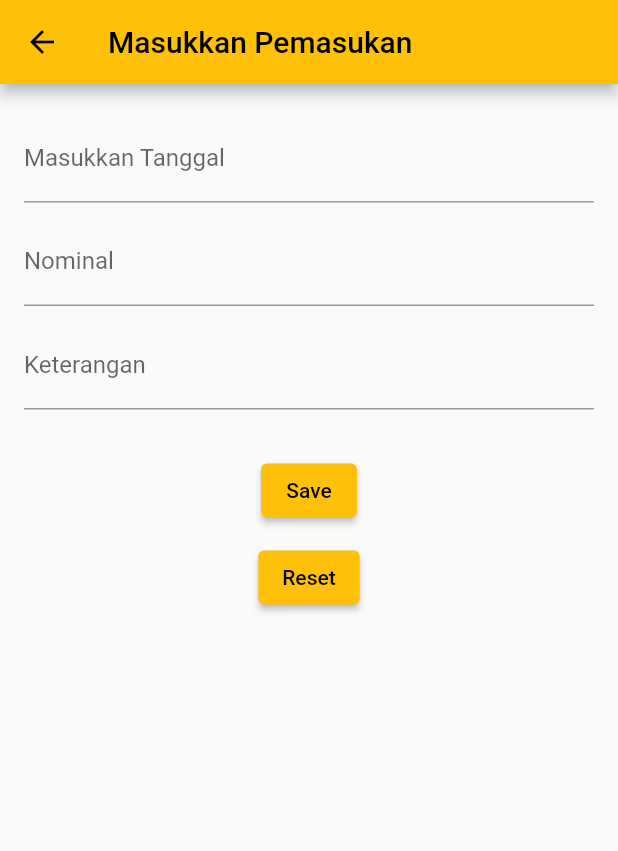
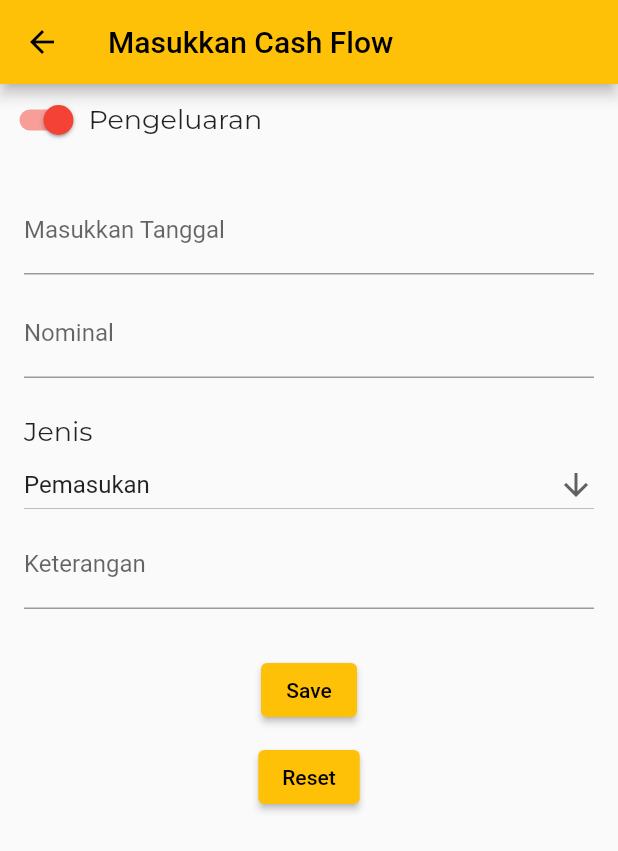
Before and after one commit to ahmadhafis/flutpro, a Flutter app: the TransactionPage screen opened directly, on a phone screen of 412 x 824 dp. Shown: the top 851 px of the screen. Run offline on Flutter 3.47's test engine with Material 2 defaults, Android fonts, the phone set to English and light mode, and no system bars; our stand-ins replace google_fonts; missing offline and left inert: calendar_appbar.

Commit message:
transaction edit

```diff
--- a/lib/pages/main_page.dart
+++ b/lib/pages/main_page.dart
@@ -91,20 +91,6 @@ class _MainPageState extends State<MainPage> {
           ),
           IconButton(
               onPressed: () {
-                Navigator.of(context)
-                    .push(MaterialPageRoute(
-                  builder: (context) => TransactionOutPage(),
-                ))
-                    .then((value) {
-                  setState(() {});
-                });
-              },
-              icon: Icon(Icons.money_off)),
-          SizedBox(
-            width: 5,
-          ),
-          IconButton(
-              onPressed: () {
                 onTapTapped(2);
               },
               icon: Icon(Icons.account_box)),
--- a/lib/pages/transaction_page.dart
+++ b/lib/pages/transaction_page.dart
@@ -1,4 +1,5 @@
 import 'package:flutter/material.dart';
+import 'package:google_fonts/google_fonts.dart';
 import 'package:intl/intl.dart';
 
 class TransactionPage extends StatefulWidget {
@@ -10,18 +11,42 @@ class TransactionPage extends StatefulWidget {
 
 class _TransactionPageState extends State<TransactionPage> {
   TextEditingController dateController = TextEditingController();
+  bool isExpense = true;
+  List<String> list = ['Pemasukan', 'Pengeluaran'];
+  late String dropDownValue = list.first;
   @override
   Widget build(BuildContext context) {
     return Scaffold(
       appBar: AppBar(
-        title: Text("Masukkan Pemasukan"),
+        title: Text("Masukkan Cash Flow"),
       ),
       body: SingleChildScrollView(
         child: SafeArea(
           child: Column(
             crossAxisAlignment: CrossAxisAlignment.start,
             children: [
-              SizedBox(height: 20,),
+              Row(
+                children: [
+                  Switch(
+                    value: isExpense,
+                    onChanged: (bool value) {
+                      setState(() {
+                        isExpense = value;
+                      });
+                    },
+                    inactiveTrackColor: Colors.green[200],
+                    inactiveThumbColor: Colors.green,
+                    activeColor: Colors.red,
+                  ),
+                  Text(
+                    isExpense ? 'Pengeluaran' : 'Pemasukan',
+                    style: GoogleFonts.montserrat(fontSize: 18),
+                  ),
+                ],
+              ),
+              SizedBox(
+                height: 20,
+              ),
               Padding(
                 padding: const EdgeInsets.symmetric(horizontal: 16.0),
                 child: TextField(
@@ -59,7 +84,28 @@ class _TransactionPageState extends State<TransactionPage> {
                 ),
               ),
               SizedBox(
-                height: 10,
+                height: 25,
+              ),
+              Padding(
+                padding: const EdgeInsets.symmetric(horizontal: 16.0),
+                child: Text(
+                  "Jenis",
+                  style: GoogleFonts.montserrat(fontSize: 18),
+                ),
+              ),
+              Padding(
+                padding: const EdgeInsets.symmetric(horizontal: 16.0),
+                child: DropdownButton<String>(
+                    value: dropDownValue,
+                    isExpanded: true,
+                    icon: Icon(Icons.arrow_downward),
+                    items: list.map<DropdownMenuItem<String>>((String value) {
+                      return DropdownMenuItem<String>(
+                        value: value,
+                        child: Text(value),
+                      );
+                    }).toList(),
+                    onChanged: (String? value) {}),
               ),
               Padding(
                 padding: const EdgeInsets.symmetric(horizontal: 16.0),
@@ -71,10 +117,17 @@ class _TransactionPageState extends State<TransactionPage> {
                   ),
                 ),
               ),
-              SizedBox(height: 30,),
-              Center(child: ElevatedButton(onPressed: (){}, child: Text("Save"))),
-              SizedBox(height: 10,),
-              Center(child: ElevatedButton(onPressed: (){}, child: Text("Reset"))),
+              SizedBox(
+                height: 30,
+              ),
+              Center(
+                  child: ElevatedButton(onPressed: () {}, child: Text("Save"))),
+              SizedBox(
+                height: 10,
+              ),
+              Center(
+                  child:
+                      ElevatedButton(onPressed: () {}, child: Text("Reset"))),
             ],
           ),
         ),
```
